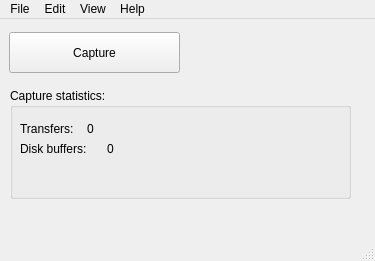
Qt form Linux-Application/DomesdayDuplicator/mainwindow.ui (simoninns/DomesdayDuplicator-gui-app) before a commit.
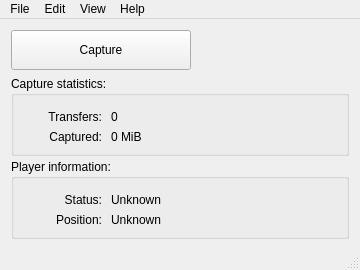
The same form after that commit.

Commit message: Implementation of basic player control functionality

Diff of the .ui file:
```diff
--- a/Linux-Application/DomesdayDuplicator/mainwindow.ui
+++ b/Linux-Application/DomesdayDuplicator/mainwindow.ui
@@ -6,41 +6,70 @@
    <rect>
     <x>0</x>
     <y>0</y>
-    <width>375</width>
-    <height>261</height>
+    <width>360</width>
+    <height>270</height>
    </rect>
   </property>
   <property name="minimumSize">
    <size>
     <width>360</width>
-    <height>240</height>
+    <height>270</height>
    </size>
   </property>
   <property name="windowTitle">
    <string>Domesday Duplicator</string>
   </property>
   <widget class="QWidget" name="centralWidget">
+   <layout class="QVBoxLayout" name="verticalLayout">
+    <item>
+     <layout class="QHBoxLayout" name="horizontalLayout">
+      <item>
    <widget class="QPushButton" name="capturePushButton">
-    <property name="geometry">
-     <rect>
-      <x>9</x>
-      <y>13</y>
-      <width>171</width>
-      <height>41</height>
-     </rect>
+        <property name="minimumSize">
+         <size>
+          <width>180</width>
+          <height>40</height>
+         </size>
+        </property>
+        <property name="maximumSize">
+         <size>
+          <width>180</width>
+          <height>40</height>
+         </size>
     </property>
     <property name="text">
      <string>Capture</string>
     </property>
    </widget>
+      </item>
+      <item>
+       <spacer name="horizontalSpacer_2">
+        <property name="orientation">
+         <enum>Qt::Horizontal</enum>
+        </property>
+        <property name="sizeHint" stdset="0">
+         <size>
+          <width>40</width>
+          <height>20</height>
+         </size>
+        </property>
+       </spacer>
+      </item>
+     </layout>
+    </item>
+    <item>
    <widget class="QGroupBox" name="groupBox">
-    <property name="geometry">
-     <rect>
-      <x>10</x>
-      <y>69</y>
-      <width>341</width>
-      <height>111</height>
-     </rect>
+      <property name="minimumSize">
+       <size>
+        <width>0</width>
+        <height>80</height>
+       </size>
+      </property>
+      <property name="maximumSize">
+       <size>
+        <width>16777215</width>
+        <height>16777215</height>
+       </size>
     </property>
     <property name="title">
      <string>Capture statistics:</string>
@@ -50,20 +79,23 @@
       <rect>
        <x>10</x>
        <y>30</y>
-       <width>71</width>
+         <width>81</width>
        <height>21</height>
       </rect>
      </property>
      <property name="text">
       <string>Transfers:</string>
      </property>
+       <property name="alignment">
+        <set>Qt::AlignRight|Qt::AlignTrailing|Qt::AlignVCenter</set>
+       </property>
     </widget>
     <widget class="QLabel" name="numberOfTransfersLabel">
      <property name="geometry">
       <rect>
-       <x>77</x>
+         <x>100</x>
        <y>30</y>
-       <width>101</width>
+         <width>231</width>
        <height>21</height>
       </rect>
      </property>
@@ -81,30 +113,112 @@
       </rect>
      </property>
      <property name="text">
-      <string>Disk buffers:</string>
+        <string>Captured:</string>
+       </property>
+       <property name="alignment">
+        <set>Qt::AlignRight|Qt::AlignTrailing|Qt::AlignVCenter</set>
      </property>
     </widget>
     <widget class="QLabel" name="numberOfDiskBuffersWrittenLabel">
      <property name="geometry">
       <rect>
-       <x>97</x>
+         <x>100</x>
        <y>50</y>
-       <width>131</width>
+         <width>231</width>
        <height>21</height>
       </rect>
      </property>
      <property name="text">
-      <string>0</string>
+        <string>0 MiB</string>
      </property>
     </widget>
    </widget>
+    </item>
+    <item>
+     <widget class="QGroupBox" name="groupBox_2">
+      <property name="minimumSize">
+       <size>
+        <width>0</width>
+        <height>80</height>
+       </size>
+      </property>
+      <property name="maximumSize">
+       <size>
+        <width>16777215</width>
+        <height>16777215</height>
+       </size>
+      </property>
+      <property name="title">
+       <string>Player information:</string>
+      </property>
+      <widget class="QLabel" name="label_3">
+       <property name="geometry">
+        <rect>
+         <x>10</x>
+         <y>30</y>
+         <width>81</width>
+         <height>21</height>
+        </rect>
+       </property>
+       <property name="text">
+        <string>Status:</string>
+       </property>
+       <property name="alignment">
+        <set>Qt::AlignRight|Qt::AlignTrailing|Qt::AlignVCenter</set>
+       </property>
+      </widget>
+      <widget class="QLabel" name="label_4">
+       <property name="geometry">
+        <rect>
+         <x>10</x>
+         <y>50</y>
+         <width>81</width>
+         <height>21</height>
+        </rect>
+       </property>
+       <property name="text">
+        <string>Position:</string>
+       </property>
+       <property name="alignment">
+        <set>Qt::AlignRight|Qt::AlignTrailing|Qt::AlignVCenter</set>
+       </property>
+      </widget>
+      <widget class="QLabel" name="playerStatusLabel">
+       <property name="geometry">
+        <rect>
+         <x>100</x>
+         <y>30</y>
+         <width>231</width>
+         <height>21</height>
+        </rect>
+       </property>
+       <property name="text">
+        <string>Unknown</string>
+       </property>
+      </widget>
+      <widget class="QLabel" name="playerPositionLabel">
+       <property name="geometry">
+        <rect>
+         <x>100</x>
+         <y>50</y>
+         <width>231</width>
+         <height>21</height>
+        </rect>
+       </property>
+       <property name="text">
+        <string>Unknown</string>
+       </property>
+      </widget>
+     </widget>
+    </item>
+   </layout>
   </widget>
   <widget class="QMenuBar" name="menuBar">
    <property name="geometry">
     <rect>
      <x>0</x>
      <y>0</y>
-     <width>375</width>
+     <width>360</width>
      <height>21</height>
     </rect>
    </property>
```
Lines whose indentation alone changed are shown as unchanged. The commit also changes 8 other files.
